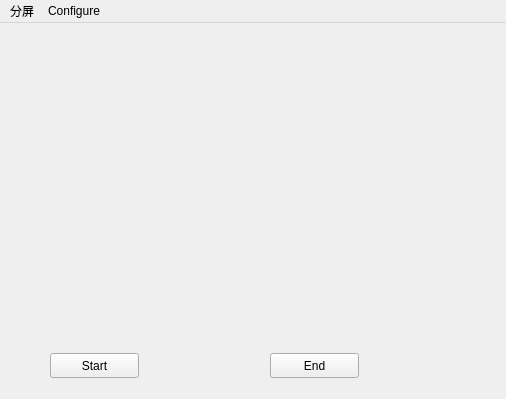
Qt form qt/Player/mainwindow.ui (OlinSa/utils) before a commit.
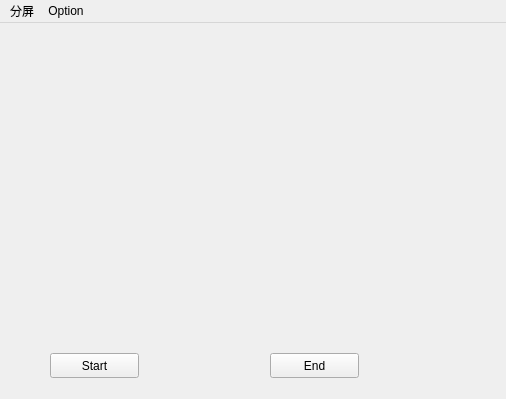
The same form after that commit.

What changed in the file:
```diff
--- a/qt/Player/mainwindow.ui
+++ b/qt/Player/mainwindow.ui
@@ -79,7 +79,7 @@
    </widget>
    <widget class="QMenu" name="menuConfigure">
     <property name="title">
-     <string>Configure</string>
+     <string>Option</string>
     </property>
     <addaction name="actionURL"/>
    </widget>
```
Left out of the diff: 13 changed lines with no effect on the pictures.
